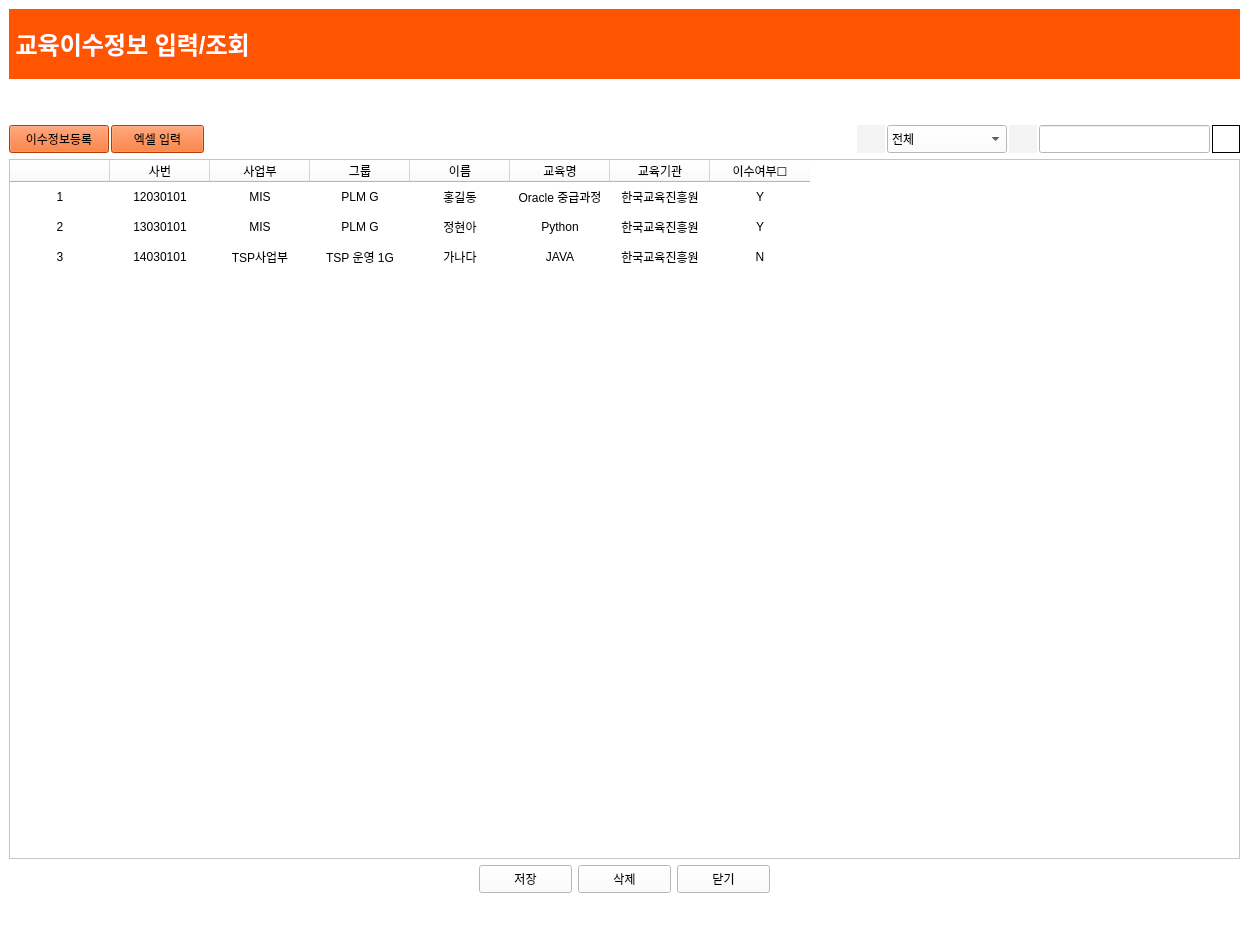
hyeona-jeong/HRIS, file edu_list.ui: the form before one commit.
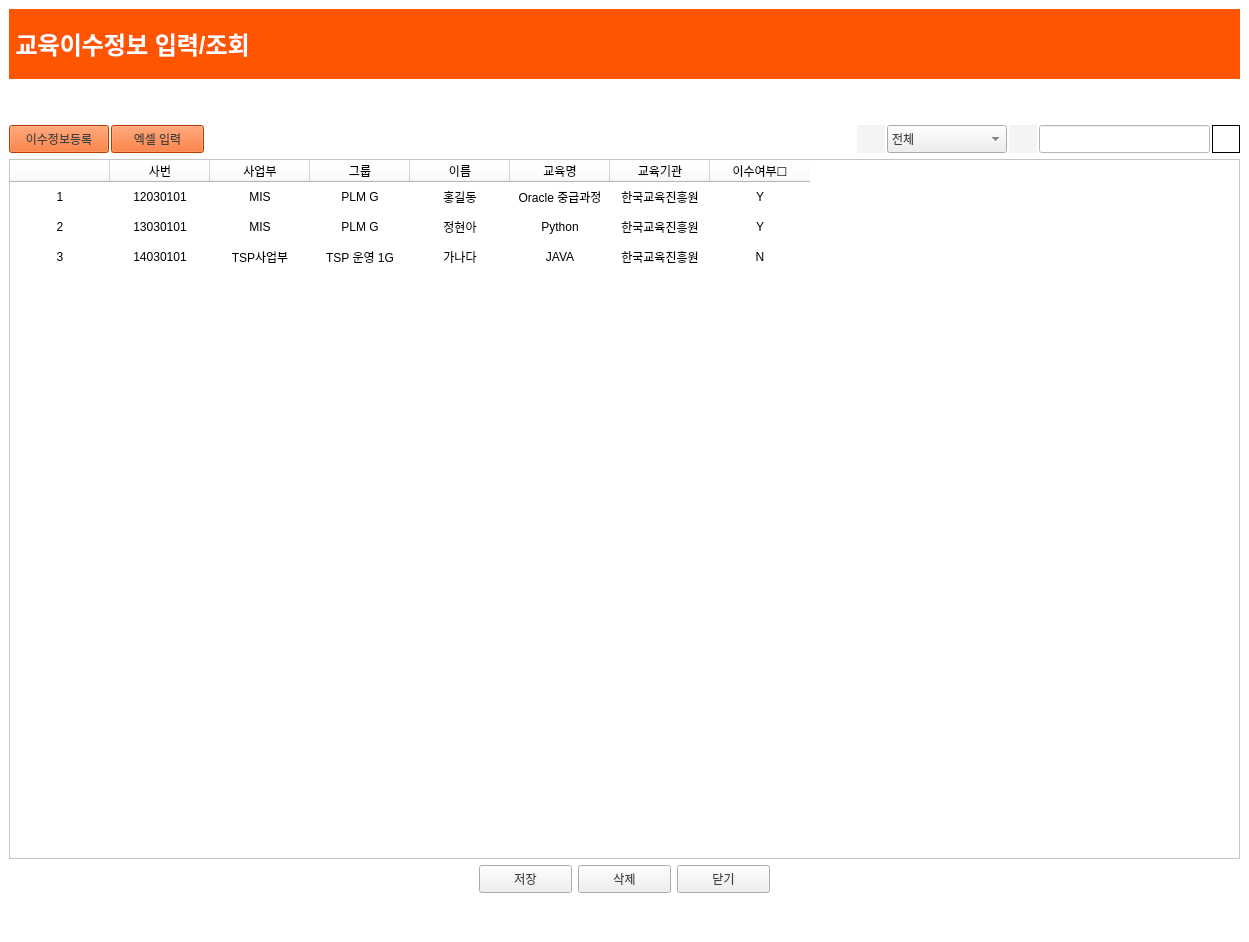
The form after the commit. Icons and pictures are not drawn.

Patch:
```diff
--- a/edu_list.ui
+++ b/edu_list.ui
@@ -541,9 +541,9 @@
                    <colorrole role="WindowText">
                     <brush brushstyle="SolidPattern">
                      <color alpha="255">
-                      <red>0</red>
-                      <green>0</green>
-                      <blue>0</blue>
+                      <red>64</red>
+                      <green>64</green>
+                      <blue>64</blue>
                      </color>
                     </brush>
                    </colorrole>
@@ -559,18 +559,18 @@
                    <colorrole role="Text">
                     <brush brushstyle="SolidPattern">
                      <color alpha="255">
-                      <red>0</red>
-                      <green>0</green>
-                      <blue>0</blue>
+                      <red>64</red>
+                      <green>64</green>
+                      <blue>64</blue>
                      </color>
                     </brush>
                    </colorrole>
                    <colorrole role="ButtonText">
                     <brush brushstyle="SolidPattern">
                      <color alpha="255">
-                      <red>0</red>
-                      <green>0</green>
-                      <blue>0</blue>
+                      <red>64</red>
+                      <green>64</green>
+                      <blue>64</blue>
                      </color>
                     </brush>
                    </colorrole>
@@ -595,9 +595,9 @@
                    <colorrole role="PlaceholderText">
                     <brush brushstyle="NoBrush">
                      <color alpha="128">
-                      <red>0</red>
-                      <green>0</green>
-                      <blue>0</blue>
+                      <red>64</red>
+                      <green>64</green>
+                      <blue>64</blue>
                      </color>
                     </brush>
                    </colorrole>
@@ -606,9 +606,9 @@
                    <colorrole role="WindowText">
                     <brush brushstyle="SolidPattern">
                      <color alpha="255">
-                      <red>0</red>
-                      <green>0</green>
-                      <blue>0</blue>
+                      <red>64</red>
+                      <green>64</green>
+                      <blue>64</blue>
                      </color>
                     </brush>
                    </colorrole>
@@ -624,18 +624,18 @@
                    <colorrole role="Text">
                     <brush brushstyle="SolidPattern">
                      <color alpha="255">
-                      <red>0</red>
-                      <green>0</green>
-                      <blue>0</blue>
+                      <red>64</red>
+                      <green>64</green>
+                      <blue>64</blue>
                      </color>
                     </brush>
                    </colorrole>
                    <colorrole role="ButtonText">
                     <brush brushstyle="SolidPattern">
                      <color alpha="255">
-                      <red>0</red>
-                      <green>0</green>
-                      <blue>0</blue>
+                      <red>64</red>
+                      <green>64</green>
+                      <blue>64</blue>
                      </color>
                     </brush>
                    </colorrole>
@@ -660,9 +660,9 @@
                    <colorrole role="PlaceholderText">
                     <brush brushstyle="NoBrush">
                      <color alpha="128">
-                      <red>0</red>
-                      <green>0</green>
-                      <blue>0</blue>
+                      <red>64</red>
+                      <green>64</green>
+                      <blue>64</blue>
                      </color>
                     </brush>
                    </colorrole>
@@ -671,9 +671,9 @@
                    <colorrole role="WindowText">
                     <brush brushstyle="SolidPattern">
                      <color alpha="255">
-                      <red>0</red>
-                      <green>0</green>
-                      <blue>0</blue>
+                      <red>64</red>
+                      <green>64</green>
+                      <blue>64</blue>
                      </color>
                     </brush>
                    </colorrole>
@@ -689,18 +689,18 @@
                    <colorrole role="Text">
                     <brush brushstyle="SolidPattern">
                      <color alpha="255">
-                      <red>0</red>
-                      <green>0</green>
-                      <blue>0</blue>
+                      <red>64</red>
+                      <green>64</green>
+                      <blue>64</blue>
                      </color>
                     </brush>
                    </colorrole>
                    <colorrole role="ButtonText">
                     <brush brushstyle="SolidPattern">
                      <color alpha="255">
-                      <red>0</red>
-                      <green>0</green>
-                      <blue>0</blue>
+                      <red>64</red>
+                      <green>64</green>
+                      <blue>64</blue>
                      </color>
                     </brush>
                    </colorrole>
@@ -725,9 +725,9 @@
                    <colorrole role="PlaceholderText">
                     <brush brushstyle="NoBrush">
                      <color alpha="128">
-                      <red>0</red>
-                      <green>0</green>
-                      <blue>0</blue>
+                      <red>64</red>
+                      <green>64</green>
+                      <blue>64</blue>
                      </color>
                     </brush>
                    </colorrole>
@@ -735,7 +735,7 @@
                  </palette>
                 </property>
                 <property name="styleSheet">
-                 <string notr="true">color:black;
+                 <string notr="true">color:#404040;
 </string>
                 </property>
                 <property name="text">
@@ -763,9 +763,9 @@
                    <colorrole role="WindowText">
                     <brush brushstyle="SolidPattern">
                      <color alpha="255">
-                      <red>0</red>
-                      <green>0</green>
-                      <blue>0</blue>
+                      <red>64</red>
+                      <green>64</green>
+                      <blue>64</blue>
                      </color>
                     </brush>
                    </colorrole>
@@ -781,18 +781,18 @@
                    <colorrole role="Text">
                     <brush brushstyle="SolidPattern">
                      <color alpha="255">
-                      <red>0</red>
-                      <green>0</green>
-                      <blue>0</blue>
+                      <red>64</red>
+                      <green>64</green>
+                      <blue>64</blue>
                      </color>
                     </brush>
                    </colorrole>
                    <colorrole role="ButtonText">
                     <brush brushstyle="SolidPattern">
                      <color alpha="255">
-                      <red>0</red>
-                      <green>0</green>
-                      <blue>0</blue>
+                      <red>64</red>
+                      <green>64</green>
+                      <blue>64</blue>
                      </color>
                     </brush>
                    </colorrole>
@@ -817,9 +817,9 @@
                    <colorrole role="PlaceholderText">
                     <brush brushstyle="NoBrush">
                      <color alpha="128">
-                      <red>0</red>
-                      <green>0</green>
-                      <blue>0</blue>
+                      <red>64</red>
+                      <green>64</green>
+                      <blue>64</blue>
                      </color>
                     </brush>
                    </colorrole>
@@ -828,9 +828,9 @@
                    <colorrole role="WindowText">
                     <brush brushstyle="SolidPattern">
                      <color alpha="255">
-                      <red>0</red>
-                      <green>0</green>
-                      <blue>0</blue>
+                      <red>64</red>
+                      <green>64</green>
+                      <blue>64</blue>
                      </color>
                     </brush>
                    </colorrole>
@@ -846,18 +846,18 @@
                    <colorrole role="Text">
                     <brush brushstyle="SolidPattern">
                      <color alpha="255">
-                      <red>0</red>
-                      <green>0</green>
-                      <blue>0</blue>
+                      <red>64</red>
+                      <green>64</green>
+                      <blue>64</blue>
                      </color>
                     </brush>
                    </colorrole>
                    <colorrole role="ButtonText">
                     <brush brushstyle="SolidPattern">
                      <color alpha="255">
-                      <red>0</red>
-                      <green>0</green>
-                      <blue>0</blue>
+                      <red>64</red>
+                      <green>64</green>
+                      <blue>64</blue>
                      </color>
                     </brush>
                    </colorrole>
@@ -882,9 +882,9 @@
                    <colorrole role="PlaceholderText">
                     <brush brushstyle="NoBrush">
                      <color alpha="128">
-                      <red>0</red>
-                      <green>0</green>
-                      <blue>0</blue>
+                      <red>64</red>
+                      <green>64</green>
+                      <blue>64</blue>
                      </color>
                     </brush>
                    </colorrole>
@@ -893,9 +893,9 @@
                    <colorrole role="WindowText">
                     <brush brushstyle="SolidPattern">
                      <color alpha="255">
-                      <red>0</red>
-                      <green>0</green>
-                      <blue>0</blue>
+                      <red>64</red>
+                      <green>64</green>
+                      <blue>64</blue>
                      </color>
                     </brush>
                    </colorrole>
@@ -911,18 +911,18 @@
                    <colorrole role="Text">
                     <brush brushstyle="SolidPattern">
                      <color alpha="255">
-                      <red>0</red>
-                      <green>0</green>
-                      <blue>0</blue>
+                      <red>64</red>
+                      <green>64</green>
+                      <blue>64</blue>
                      </color>
                     </brush>
                    </colorrole>
                    <colorrole role="ButtonText">
                     <brush brushstyle="SolidPattern">
                      <color alpha="255">
-                      <red>0</red>
-                      <green>0</green>
-                      <blue>0</blue>
+                      <red>64</red>
+                      <green>64</green>
+                      <blue>64</blue>
                      </color>
                     </brush>
                    </colorrole>
@@ -947,9 +947,9 @@
                    <colorrole role="PlaceholderText">
                     <brush brushstyle="NoBrush">
                      <color alpha="128">
-                      <red>0</red>
-                      <green>0</green>
-                      <blue>0</blue>
+                      <red>64</red>
+                      <green>64</green>
+                      <blue>64</blue>
                      </color>
                     </brush>
                    </colorrole>
@@ -957,7 +957,7 @@
                  </palette>
                 </property>
                 <property name="styleSheet">
-                 <string notr="true">color:black;
+                 <string notr="true">color:#404040;
 </string>
                 </property>
                 <property name="text">
@@ -1023,6 +1023,10 @@
                 <property name="toolTip">
                  <string>&lt;html&gt;&lt;head/&gt;&lt;body&gt;&lt;p&gt;사업부 필터(TSP,MIS,FAB,TC,경영지원,전략기획)&lt;/p&gt;&lt;/body&gt;&lt;/html&gt;</string>
                 </property>
+                <property name="styleSheet">
+                 <string notr="true">color:#404040;
+</string>
+                </property>
                 <item>
                  <property name="text">
                   <string>전체</string>
@@ -1486,7 +1490,8 @@
                </size>
               </property>
               <property name="styleSheet">
-               <string notr="true"/>
+               <string notr="true">color:#404040;
+</string>
               </property>
               <property name="text">
                <string>저장</string>
@@ -1508,7 +1513,8 @@
                </size>
               </property>
               <property name="styleSheet">
-               <string notr="true"/>
+               <string notr="true">color:#404040;
+</string>
               </property>
               <property name="text">
                <string>삭제</string>
@@ -1530,7 +1536,8 @@
                </size>
               </property>
               <property name="styleSheet">
-               <string notr="true"/>
+               <string notr="true">color:#404040;
+</string>
               </property>
               <property name="text">
                <string>닫기</string>
```
